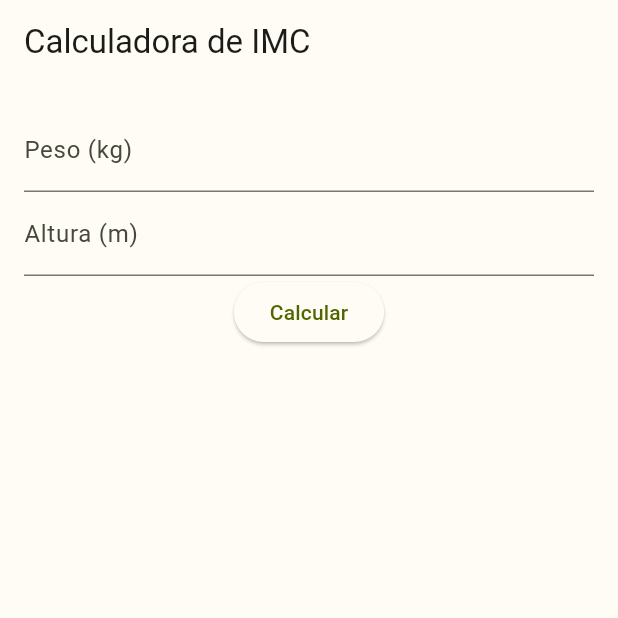
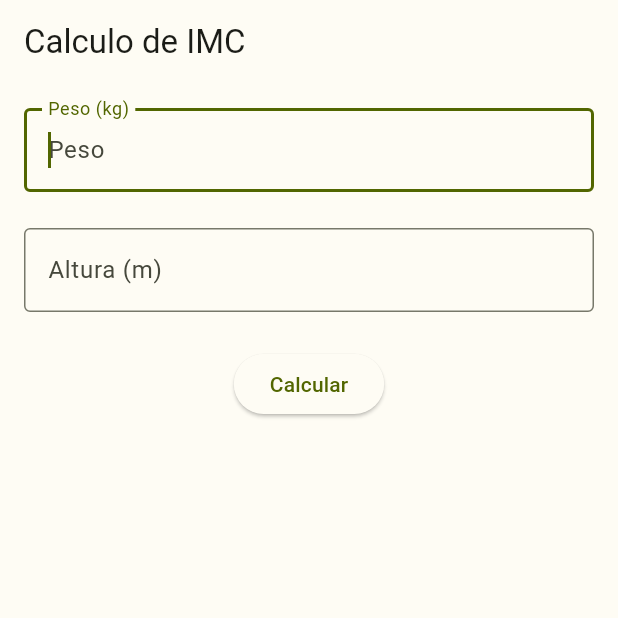
Before and after one commit to jeancarloscc/calculo-imc, a Flutter app: the screen it shows after launch, on a phone screen of 412 x 824 dp, the top half of it. Run offline on Flutter 3.47's test engine with Material 3 defaults, Android fonts, the phone set to English and light mode, and no system bars.

Commit message:
atualização no layout

```diff
--- a/lib/presentation/pages/home_page.dart
+++ b/lib/presentation/pages/home_page.dart
@@ -13,6 +13,7 @@ class HomePage extends StatefulWidget {
 }
 
 class _HomePageState extends State<HomePage> {
+  final _formKey = GlobalKey<FormState>();
   final TextEditingController _pesoController = TextEditingController();
   final TextEditingController _alturaController = TextEditingController();
   String _resultado = '';
@@ -60,21 +61,31 @@ class _HomePageState extends State<HomePage> {
   Widget build(BuildContext context) {
     return Scaffold(
       appBar: AppBar(
-        title: Text('Calculadora de IMC'),
+        title: Text('Calculo de IMC'),
       ),
-      body: Padding(
-        padding: const EdgeInsets.all(16.0),
+      body: Form(
+        key: _formKey,
+        child: Scrollbar(
+          child: SingleChildScrollView(
+            padding: const EdgeInsets.all(16),
+            child: AutofillGroup(
               child: Column(
-          children: [
-            TextField(
+                children: <Widget>[
+                  TextFormField(
+                    autofocus: true,
+                    textInputAction: TextInputAction.next,
                     controller: _pesoController,
-              decoration: InputDecoration(labelText: 'Peso (kg)'),
+                    decoration: InputDecoration(labelText: 'Peso (kg)', border: OutlineInputBorder(), hintText: 'Peso'),
                     keyboardType: TextInputType.number,
+                    // autofillHints: const [AutofillHints.me],
                   ),
-            TextField(
+                  TextFormField(
+                    autofocus: true,
+                    textInputAction: TextInputAction.next,
                     controller: _alturaController,
-              decoration: InputDecoration(labelText: 'Altura (m)'),
+                    decoration: InputDecoration(labelText: 'Altura (m)', border: OutlineInputBorder(), hintText: 'Altura'),
                     keyboardType: TextInputType.number,
+                    // autofillHints: const [AutofillHints.givenName],
                   ),
                   ElevatedButton(
                     onPressed: _calcularIMC,
@@ -82,7 +93,11 @@ class _HomePageState extends State<HomePage> {
                   ),
                   Text(_resultado),
                   Text(_mensagemIMC),
-          ],
+                ].expand((widget) => [widget, SizedBox(height: 24,)])
+                .toList(),
+              ),
+            ),
+          ),
         ),
       ),
     );
```
Lines whose indentation alone changed are shown as unchanged.
